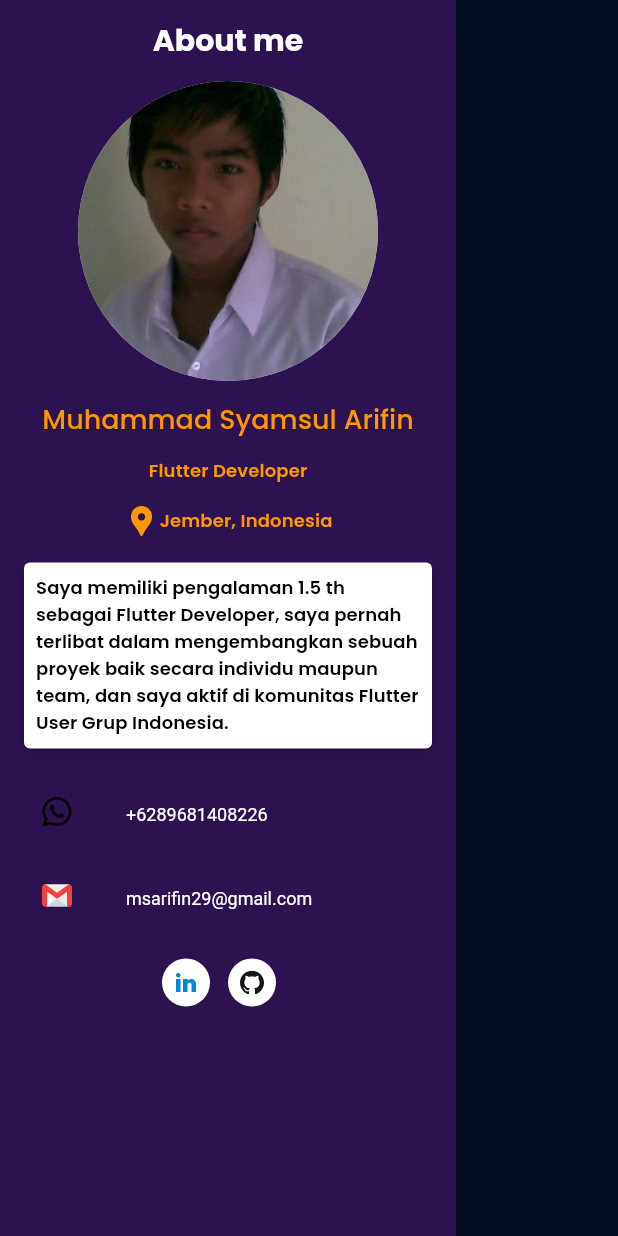
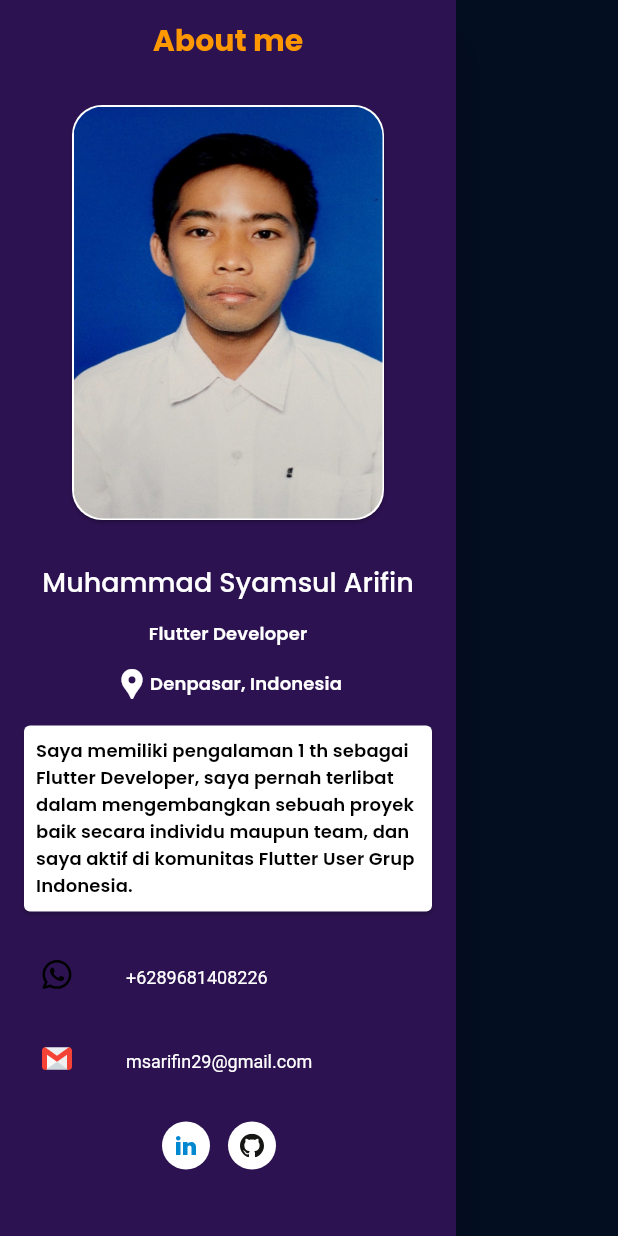
Before and after one commit to msarifin29/portofolio, a Flutter app: the ProfileContent widget shown alone on an empty page, opened directly, on a phone screen of 412 x 824 dp. Run offline on Flutter 3.47's test engine with Material 2 defaults, Android fonts, the phone set to English and light mode, and no system bars; our stand-ins replace flutter_svg, google_fonts, percent_indicator.

Commit message:
change photo profile

```diff
--- a/lib/shared/constant/app_string.dart
+++ b/lib/shared/constant/app_string.dart
@@ -1,12 +1,14 @@
+import 'package:portofolio/shared/utils/calculate.dart';
+
 class AppString {
   // personal information
   static const String fullName = "Muhammad Syamsul Arifin";
-  static const String city = "Jember, Indonesia";
+  static const String city = "Denpasar, Indonesia";
   static const String phone = "+6289681408226";
   static const String email = "msarifin29@gmail.com";
   static const String jobs = "Flutter Developer";
-  static const String about =
-      """Saya memiliki pengalaman 1.5 th sebagai Flutter Developer, saya pernah terlibat dalam mengembangkan sebuah proyek baik secara individu maupun team, dan saya aktif di komunitas Flutter User Grup Indonesia.""";
+  static String about =
+      """Saya memiliki pengalaman $experience th sebagai Flutter Developer, saya pernah terlibat dalam mengembangkan sebuah proyek baik secara individu maupun team, dan saya aktif di komunitas Flutter User Grup Indonesia.""";
 
   // assets
   static const myBioskop = "assets/images/my_bioskop.jpg";
--- a/lib/view/desktop_view.dart
+++ b/lib/view/desktop_view.dart
@@ -40,7 +40,7 @@ class DesktopView extends StatelessWidget {
                     children: [
                       const TextHeadlineSmall(text: "Skill"),
                       SkillContent(
-                          widthImage: Breakpoint.mobile,
+                          widthBox: Breakpoint.mobile,
                           heightBox: size.height * 0.2,
                           padding: Sizes.p4),
                     ],
--- a/lib/view/extra_view.dart
+++ b/lib/view/extra_view.dart
@@ -45,7 +45,7 @@ class ExtraView extends StatelessWidget {
                   const TextHeadlineSmall(text: "Skill"),
                   Expanded(
                     child: SkillContent(
-                        widthImage: Sizes.p200,
+                        widthBox: Sizes.p200,
                         heightBox: size.height * 0.8,
                         padding: Sizes.p12),
                   ),
--- a/lib/view/mobile_view.dart
+++ b/lib/view/mobile_view.dart
@@ -34,7 +34,7 @@ class MobileView extends StatelessWidget {
                 children: [
                   const TextHeadlineSmall(text: "Skill"),
                   SkillContent(
-                      widthImage: Breakpoint.mobile,
+                      widthBox: Breakpoint.mobile - 20.0,
                       heightBox: size.height * 0.25,
                       padding: Sizes.p8),
                 ],
--- a/lib/view/tablet_view.dart
+++ b/lib/view/tablet_view.dart
@@ -33,7 +33,7 @@ class TabletView extends StatelessWidget {
               children: [
                 const TextHeadlineSmall(text: "Skill"),
                 SkillContent(
-                    widthImage: Breakpoint.mobile,
+                    widthBox: Breakpoint.mobile,
                     heightBox: size.height * 0.22,
                     padding: Sizes.p8),
               ],
--- a/lib/view/widgets/profile_content.dart
+++ b/lib/view/widgets/profile_content.dart
@@ -4,6 +4,7 @@ import 'package:flutter/material.dart';
 import 'package:flutter_svg/flutter_svg.dart';
 import 'package:portofolio/shared/utils/funtion_helper.dart';
 import 'package:portofolio/view/widgets/about_me.dart';
+import 'package:portofolio/view/widgets/text_head_line_small.dart';
 import 'logo_button.dart';
 import '../../shared/constant/app_string.dart';
 import '../../shared/constant/sizes.dart';
@@ -21,32 +22,44 @@ class ProfileContent extends StatelessWidget {
         padding: const EdgeInsets.all(Sizes.p12),
         child: Column(
           children: [
-            Text(
-              "About me",
-              style: Theme.of(context)
-                  .textTheme
-                  .headlineSmall!
-                  .copyWith(color: Colors.white),
+            const TextHeadlineSmall(text: "About me"),
+            Container(
+              padding: const EdgeInsets.symmetric(
+                  horizontal: Sizes.p32, vertical: Sizes.p24),
+              child: Card(
+                shape: RoundedRectangleBorder(
+                  borderRadius: BorderRadius.circular(Sizes.p20),
+                ),
+                child: Container(
+                  padding: const EdgeInsets.all(1.0),
+                  child: AspectRatio(
+                    aspectRatio: 3 / 4,
+                    child: ClipRRect(
+                      borderRadius: BorderRadius.circular(Sizes.p20),
+                      child: const Image(
+                        image: AssetImage(AppString.photo),
+                        fit: BoxFit.fill,
+                      ),
+                    ),
+                  ),
+                ),
+              ),
             ),
-            gapH12,
-            CircleAvatar(
-              radius: Sizes.p100,
-              backgroundColor: Colors.grey[300],
-              backgroundImage: const AssetImage(AppString.photo),
-            ),
-            gapH12,
             Text(
               AppString.fullName,
               style: Theme.of(context)
                   .textTheme
                   .titleMedium!
-                  .copyWith(color: Colors.orange),
+                  .copyWith(color: Colors.white),
               textAlign: TextAlign.center,
             ),
             gapH12,
             Text(
               AppString.jobs,
-              style: Theme.of(context).textTheme.titleSmall!,
+              style: Theme.of(context)
+                  .textTheme
+                  .titleSmall!
+                  .copyWith(color: Colors.white),
             ),
             gapH12,
             Row(
@@ -54,11 +67,14 @@ class ProfileContent extends StatelessWidget {
               children: [
                 const Icon(
                   Icons.location_pin,
-                  color: Colors.orange,
+                  color: Colors.white,
                 ),
                 Text(
                   AppString.city,
-                  style: Theme.of(context).textTheme.titleSmall!,
+                  style: Theme.of(context)
+                      .textTheme
+                      .titleSmall!
+                      .copyWith(color: Colors.white),
                 ),
               ],
             ),
--- a/lib/view/widgets/skill_content.dart
+++ b/lib/view/widgets/skill_content.dart
@@ -7,12 +7,12 @@ import '../../shared/data/skill.dart';
 class SkillContent extends StatelessWidget {
   const SkillContent({
     Key? key,
-    required this.widthImage,
+    required this.widthBox,
     required this.heightBox,
     required this.padding,
   }) : super(key: key);
 
-  final double widthImage;
+  final double widthBox;
   final double heightBox;
   final double padding;
 
@@ -38,7 +38,7 @@ class SkillContent extends StatelessWidget {
               subtitle: Row(
                 children: [
                   LinearPercentIndicator(
-                    width: widthImage,
+                    width: widthBox,
                     lineHeight: Sizes.p12,
                     percent: persentase / 100,
                     barRadius: const Radius.circular(Sizes.p4),
```
Also changed, not shown: lib/shared/utils/calculate.dart (added, +11 -0 lines), assets/icons/icon.png (added), assets/images/photo.jpg, assets/images/profile_image.jpg (added), 1 other file.
